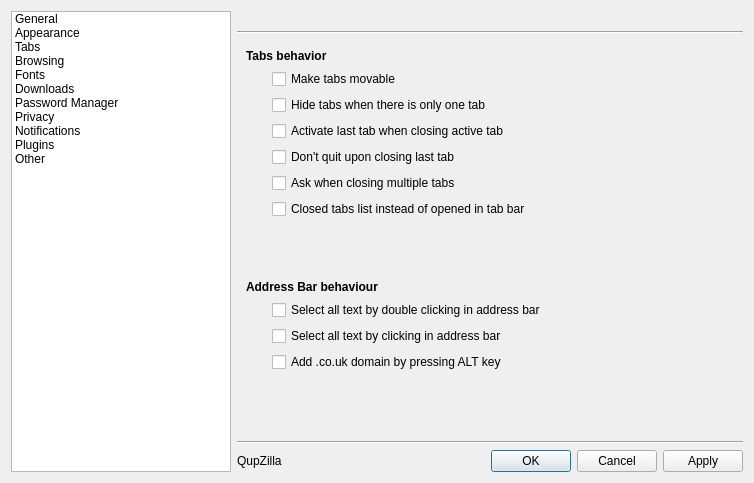
First picture: the form in src/preferences/preferences.ui, repository QupZilla/qupzilla, before the edit.
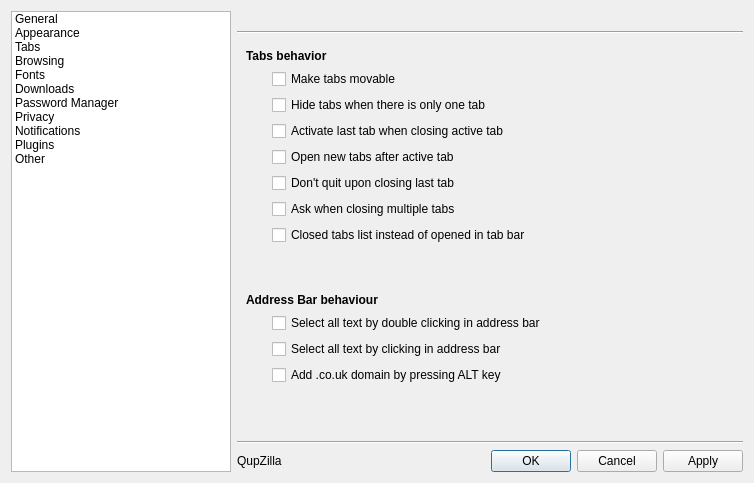
Second picture: the form after the edit. The open tabs and pages were chosen to show the change.

Commit message: Option to open new tabs after active tab (enabled by default)

Patch:
```diff
--- a/src/preferences/preferences.ui
+++ b/src/preferences/preferences.ui
@@ -642,14 +642,14 @@
          </property>
         </widget>
        </item>
-       <item row="9" column="0" colspan="4">
+       <item row="10" column="0" colspan="4">
         <widget class="QLabel" name="label_25">
          <property name="text">
           <string>&lt;b&gt;Address Bar behaviour&lt;/b&gt;</string>
          </property>
         </widget>
        </item>
-       <item row="13" column="1">
+       <item row="14" column="1">
         <spacer name="verticalSpacer_8">
          <property name="orientation">
           <enum>Qt::Vertical</enum>
@@ -662,41 +662,41 @@
          </property>
         </spacer>
        </item>
-       <item row="10" column="1" colspan="3">
+       <item row="9" column="1">
+        <spacer name="verticalSpacer_7">
+         <property name="orientation">
+          <enum>Qt::Vertical</enum>
+         </property>
+         <property name="sizeHint" stdset="0">
+          <size>
+           <width>20</width>
+           <height>40</height>
+          </size>
+         </property>
+        </spacer>
+       </item>
+       <item row="11" column="1" colspan="3">
         <widget class="QCheckBox" name="selectAllOnFocus">
          <property name="text">
           <string>Select all text by double clicking in address bar</string>
          </property>
         </widget>
        </item>
-       <item row="12" column="1" colspan="3">
+       <item row="13" column="1" colspan="3">
         <widget class="QCheckBox" name="addCountryWithAlt">
          <property name="text">
           <string>Add .co.uk domain by pressing ALT key</string>
          </property>
         </widget>
        </item>
-       <item row="8" column="1">
-        <spacer name="verticalSpacer_7">
-         <property name="orientation">
-          <enum>Qt::Vertical</enum>
-         </property>
-         <property name="sizeHint" stdset="0">
-          <size>
-           <width>20</width>
-           <height>40</height>
-          </size>
-         </property>
-        </spacer>
-       </item>
-       <item row="6" column="1">
+       <item row="7" column="1">
         <widget class="QCheckBox" name="askWhenClosingMultipleTabs">
          <property name="text">
           <string>Ask when closing multiple tabs</string>
          </property>
         </widget>
        </item>
-       <item row="11" column="1" colspan="3">
+       <item row="12" column="1" colspan="3">
         <widget class="QCheckBox" name="selectAllOnClick">
          <property name="text">
           <string>Select all text by clicking in address bar</string>
@@ -723,20 +723,27 @@
          </property>
         </widget>
        </item>
-       <item row="5" column="1">
+       <item row="6" column="1">
         <widget class="QCheckBox" name="dontQuitOnTab">
          <property name="text">
           <string>Don't quit upon closing last tab</string>
          </property>
         </widget>
        </item>
-       <item row="7" column="1">
+       <item row="8" column="1">
         <widget class="QCheckBox" name="closedInsteadOpened">
          <property name="text">
           <string>Closed tabs list instead of opened in tab bar</string>
          </property>
         </widget>
        </item>
+       <item row="5" column="1">
+        <widget class="QCheckBox" name="openNewTabAfterActive">
+         <property name="text">
+          <string>Open new tabs after active tab</string>
+         </property>
+        </widget>
+       </item>
       </layout>
      </widget>
      <widget class="QWidget" name="stackedWidgetPage4">
```
The commit also changes 3 other files.
